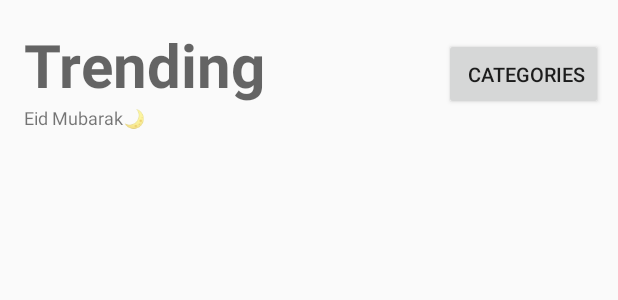
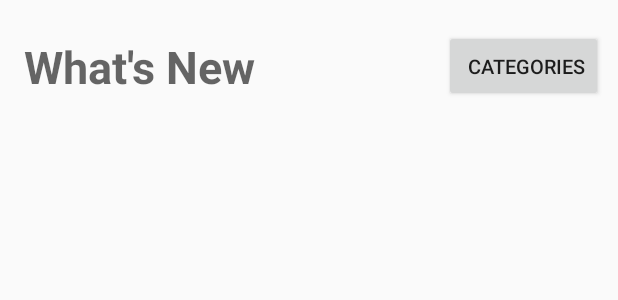
Before and after one commit to mshenawy22/SootBas-Podcast-app-Android, an Android app: the layout app_content.xml on its own in the app's theme, with its tools: preview values and no code run, on a phone screen of 412 x 824 dp. Shown: the top 300 px of the screen. Run offline under Robolectric (Android 15) with nearby library versions, the phone set to English and light mode, and no system bars.

Commit message:
Text fixes

```diff
--- a/app/build.gradle
+++ b/app/build.gradle
@@ -12,8 +12,8 @@ android {
         applicationId "com.sootbas.sootbasapp"
         minSdkVersion 21
         targetSdkVersion 28
-        versionCode 18
-        versionName "1.17"
+        versionCode 20
+        versionName "1.19"
     }
     buildTypes {
         release {
--- a/app/src/main/java/com/sootbas/sootbasapp/common/PodcastsConstants.java
+++ b/app/src/main/java/com/sootbas/sootbasapp/common/PodcastsConstants.java
@@ -248,7 +248,7 @@ public class PodcastsConstants {
 
     public static final Podcast RihamIraky_podcast = new Podcast(
 
-            /* artistName;*/"Riham Iraky",
+            /* artistName;*/"Riham Eliraky",
             /* collectionName;*/ "",
             /* feedUrl; */ "https://anchor.fm/s/2275d704/podcast/rss",
             /* artworkUrl600;*/"https://vloggerpics.sootbas.com/RihamElIraky600.jpg",
--- a/app/src/main/res/layout/app_content.xml
+++ b/app/src/main/res/layout/app_content.xml
@@ -10,9 +10,10 @@
         android:layout_height="wrap_content"
         android:text="@string/trending"
         android:textStyle="bold"
+        android:paddingTop = "8dp"
         android:layout_marginLeft="@dimen/activity_horizontal_margin"
         android:layout_marginTop="@dimen/activity_vertical_margin"
-        android:textSize="40sp"
+        android:textSize="30sp"
         android:textAppearance="?android:textAppearanceMedium"/>
 
     <TextView
@@ -30,7 +31,7 @@
         android:layout_width="wrap_content"
         android:layout_height="wrap_content"
         android:layout_alignParentRight="true"
-        android:layout_marginTop="25dp"
+        android:layout_marginTop="20dp"
         android:layout_marginEnd="10dp"
         android:layout_marginRight="10dp"
         android:onClick="LaunchCategoriesScreen"
--- a/app/src/main/res/values/strings.xml
+++ b/app/src/main/res/values/strings.xml
@@ -18,10 +18,10 @@
     <string name="download_episode">Download episode</string>
     <string name="server_error">Server error, try another podcast</string>
     <string name="publication_date_unknown"></string>
-    <string name="trending">Trending</string>
+    <string name="trending">What\'s New</string>
     <string name="button_skip">skip ></string>
 <!--    <string name="served_as_it_s_hot">Served as it\'s hot</string>-->
-    <string name="served_as_it_s_hot">  Eid Mubarak🌙</string>
+    <string name="served_as_it_s_hot"></string>
     <string name="news_headline">Headline for the news for \nusers to see and know</string>
     <string name="author">Author</string>
     <string name="no_news">No news found.</string>
```
Also changed, not shown: app/src/main/java/com/sootbas/sootbasapp/ui/fragment/TrendingNewsFragment.java (+9 -2 lines).
